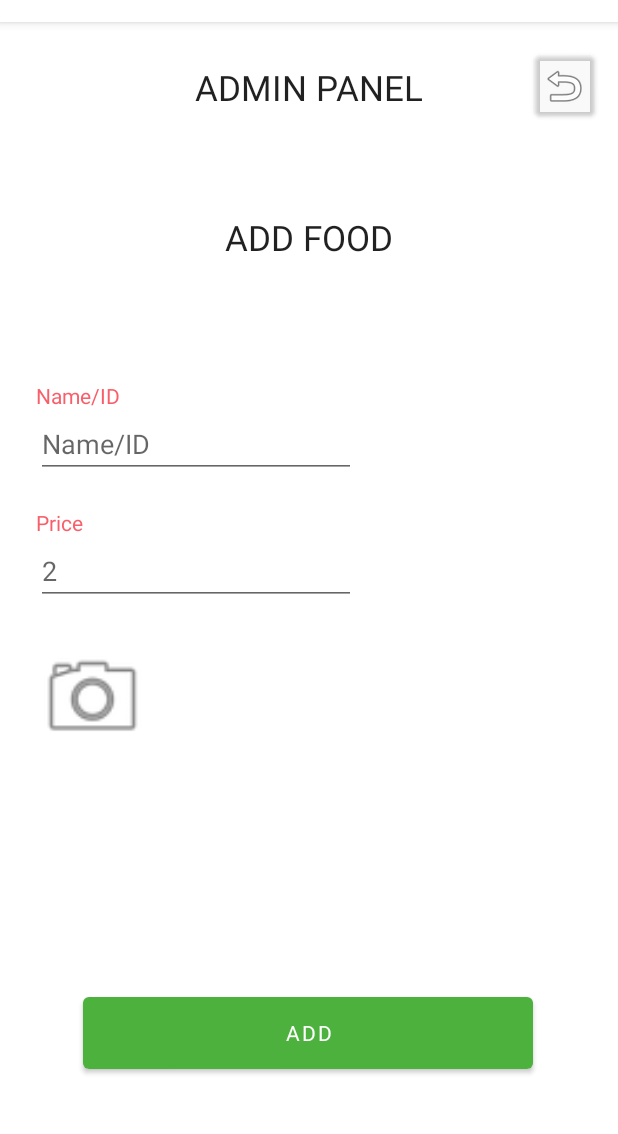
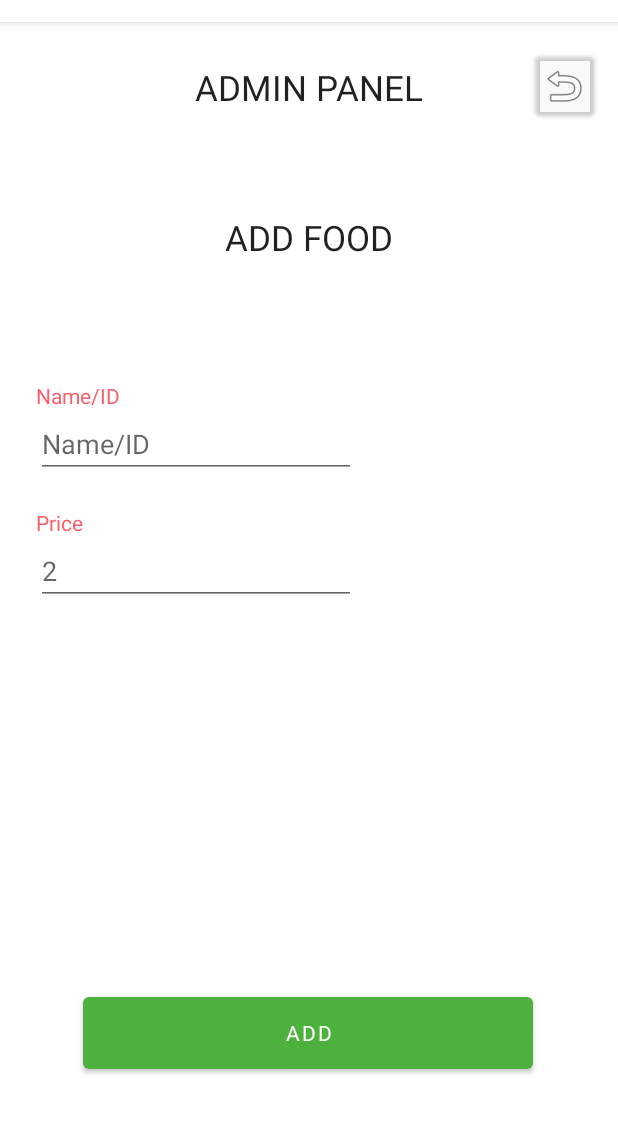
Before and after one commit to msabate00/WaiterMe, an Android app: the AddFoodFragment screen opened through its navigation route, on a phone screen of 412 x 824 dp, the part 62-1196 px from its top. Run offline under Robolectric (Android 15) with nearby library versions, the light colour scheme and no system bars; our stand-ins replace Firebase (no records; nobody signed in at launch, a user with empty details on screens opened directly), data binding.

Commit message:
MSM - Subida y muestra de imagenes, textos traducidos

```diff
--- a/app/src/main/java/cat/copernic/msabatem/waiterme/Admin/ManageFood/AddFoodFragment.kt
+++ b/app/src/main/java/cat/copernic/msabatem/waiterme/Admin/ManageFood/AddFoodFragment.kt
@@ -67,42 +67,6 @@ class AddFoodFragment : Fragment() {
             }
 
         }
-
-        val builder: AlertDialog.Builder? = this.let {
-            AlertDialog.Builder(context)
-        }
-        builder?.setMessage("Selecciona el método")?.setPositiveButton("Camara",
-            DialogInterface.OnClickListener { dialog, id ->
-                openCamera();
-            })?.setNegativeButton("Galeria",
-            DialogInterface.OnClickListener { dialog, id ->
-                openGallery();
-            })
-        val dialog: AlertDialog? = builder?.create()
-        builder?.create();
-
-        binding.ivAddFoodImageAdd.setOnClickListener { view ->
-            builder?.show()
-        }
-
-
         return binding.root
     }
-
-
-
-    fun openCamera() {
-        (activity as MainActivity).openCamera(1);
-    }
-
-
-    fun openGallery(){
-        (activity as MainActivity).openGallery(2);
-    }
-
-
-
-
-
-
 }
--- a/app/src/main/java/cat/copernic/msabatem/waiterme/Admin/ManageFood/ManageFoodFragment.kt
+++ b/app/src/main/java/cat/copernic/msabatem/waiterme/Admin/ManageFood/ManageFoodFragment.kt
@@ -8,6 +8,7 @@ import android.view.View
 import android.view.ViewGroup
 import androidx.navigation.fragment.findNavController
 import androidx.recyclerview.widget.LinearLayoutManager
+import cat.copernic.msabatem.waiterme.MainActivity
 import cat.copernic.msabatem.waiterme.R
 import cat.copernic.msabatem.waiterme.Utils
 import cat.copernic.msabatem.waiterme.databinding.FragmentManageFoodBinding
@@ -43,7 +44,7 @@ class ManageFoodFragment : Fragment() {
 
     fun initRecycle(){
         binding.rvFoodAdminManager.layoutManager = LinearLayoutManager(context);
-        Utils().getFood(requireParentFragment(),binding.rvFoodAdminManager)
+        Utils().getFood(requireParentFragment(),binding.rvFoodAdminManager, activity as MainActivity)
 
     }
 
--- a/app/src/main/res/layout/fragment_add_food.xml
+++ b/app/src/main/res/layout/fragment_add_food.xml
@@ -102,15 +102,6 @@
             app:layout_constraintHorizontal_bias="0.495"
             app:layout_constraintStart_toStartOf="parent" />
 
-        <ImageView
-            android:id="@+id/iv_AddFood_ImageAdd"
-            android:layout_width="75dp"
-            android:layout_height="75dp"
-            android:layout_marginTop="24dp"
-            app:layout_constraintStart_toStartOf="@+id/et_AddFood_Max"
-            app:layout_constraintTop_toBottomOf="@+id/et_AddFood_Max"
-            app:srcCompat="@android:drawable/ic_menu_camera" />
-
 
     </androidx.constraintlayout.widget.ConstraintLayout>
 </layout>
--- a/app/src/main/res/values/strings.xml
+++ b/app/src/main/res/values/strings.xml
@@ -87,6 +87,15 @@
     <string name="add_table_Title">Add Table</string>
     <string name="add_Food_Title">Add Food</string>
     <string name="added_table">The table was successfully added:</string>
+    <string name="price">Price: </string>
+    <string name="price_subfix">$</string>
+
+    <string name="upload_picture_method">Select method</string>
+    <string name="galery">GALERY</string>
+    <string name="camera">CAMERA</string>
+
+    <string name="has_been_uploaded_successfully">Has been uploaded successfully</string>
+    <string name="operation_was_canceled">Operation was canceled</string>
 
 
 </resources>
```
Also changed, not shown: app/src/main/java/cat/copernic/msabatem/waiterme/Admin/ManageFood/FoodViewAdapter.kt (+36 -9 lines), app/src/main/java/cat/copernic/msabatem/waiterme/MainActivity.kt (+11 -11 lines), app/src/main/java/cat/copernic/msabatem/waiterme/Utils.kt (+18 -3 lines), app/src/main/res/layout/item_food.xml (+4 -3 lines).
